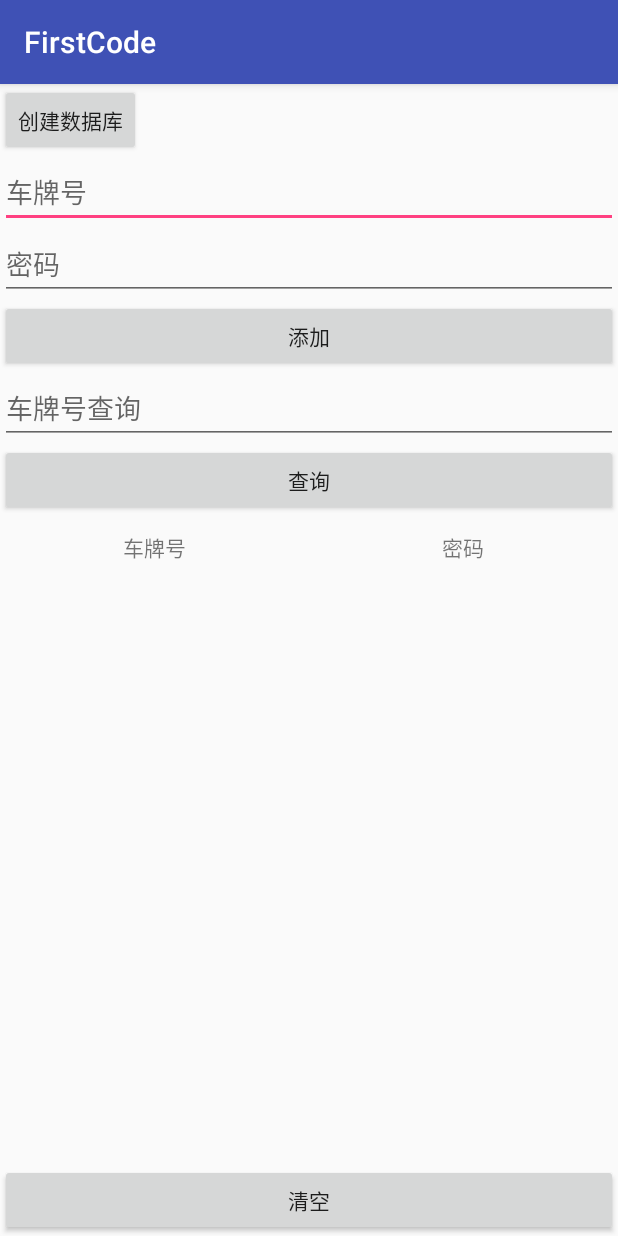
After one commit to whitefeng06/firstCode, an Android app: the LitePalActivity screen opened directly, with no data from a screen before it, on a phone screen of 412 x 824 dp. The commit adds this screen. Run offline under Robolectric (Android 15) with nearby library versions, the phone set to English and light mode, and no system bars; libraries missing offline, so code that uses them is left out: org.litepal, org.litepal.crud, org.litepal.tablemanager; 1 statement that could not run was skipped.

```diff
--- a/app/build.gradle
+++ b/app/build.gradle
@@ -28,4 +28,5 @@ dependencies {
     compile 'com.android.support.constraint:constraint-layout:1.0.0-alpha7'
     testCompile 'junit:junit:4.12'
     compile 'com.android.support:recyclerview-v7:25.3.0'
+    compile 'org.litepal.android:core:1.5.1'
 }
--- /dev/null
+++ b/app/src/main/java/chaorui/myapplication/LitePal/LitePalActivity.java
@@ -0,0 +1,176 @@
+package chaorui.myapplication.LitePal;
+
+import android.os.Bundle;
+import android.support.annotation.Nullable;
+import android.support.v7.widget.LinearLayoutManager;
+import android.support.v7.widget.RecyclerView;
+import android.text.TextUtils;
+import android.view.LayoutInflater;
+import android.view.View;
+import android.view.ViewGroup;
+import android.widget.Button;
+import android.widget.EditText;
+import android.widget.TextView;
+import android.widget.Toast;
+
+import org.litepal.crud.DataSupport;
+import org.litepal.tablemanager.Connector;
+
+import java.util.ArrayList;
+import java.util.List;
+
+import chaorui.myapplication.BaseActivity;
+import chaorui.myapplication.R;
+
+public class LitePalActivity extends BaseActivity implements View.OnClickListener {
+    private Button data_create_btn;
+    private List<BikeBean> list;
+    private EditText num_et;
+    private EditText pw_et;
+    private Button add_btn;
+    private Button query_btn;
+    private RecyclerView bike_rcv;
+    private BikeAdapter adapter;
+    private Button clear_btn;
+    private EditText key_et;
+
+    @Override
+    protected void onCreate(@Nullable Bundle savedInstanceState) {
+        super.onCreate(savedInstanceState);
+        setContentView(R.layout.act_litepal);
+        list = new ArrayList<>();
+        initView();
+        getData("");
+        LinearLayoutManager manager = new LinearLayoutManager(this);
+        bike_rcv.setLayoutManager(manager);
+        adapter = new BikeAdapter(list);
+        bike_rcv.setAdapter(adapter);
+    }
+
+    private void initView() {
+        data_create_btn = (Button) findViewById(R.id.data_create_btn);
+        data_create_btn.setOnClickListener(this);
+        num_et = (EditText) findViewById(R.id.num_et);
+        num_et.setOnClickListener(this);
+        pw_et = (EditText) findViewById(R.id.pw_et);
+        pw_et.setOnClickListener(this);
+        add_btn = (Button) findViewById(R.id.add_btn);
+        add_btn.setOnClickListener(this);
+        query_btn = (Button) findViewById(R.id.query_btn);
+        query_btn.setOnClickListener(this);
+        bike_rcv = (RecyclerView) findViewById(R.id.bike_rcv);
+        clear_btn = (Button) findViewById(R.id.clear_btn);
+        clear_btn.setOnClickListener(this);
+        key_et = (EditText) findViewById(R.id.key_et);
+        key_et.setOnClickListener(this);
+    }
+
+    @Override
+    public void onClick(View v) {
+        switch (v.getId()) {
+            case R.id.data_create_btn:
+                Connector.getDatabase();
+                break;
+            case R.id.add_btn:
+                String net = num_et.getText().toString().trim();
+                if (TextUtils.isEmpty(net) || net.contains(" ")) {
+                    Toast.makeText(this, "车牌号不能为空", Toast.LENGTH_SHORT).show();
+                    return;
+                }
+
+                String pet = pw_et.getText().toString().trim();
+                if (TextUtils.isEmpty(pet) || pet.contains(" ")) {
+                    Toast.makeText(this, "车锁密码不能为空", Toast.LENGTH_SHORT).show();
+                    return;
+                }
+                BikeBean bean = new BikeBean();
+                bean.setBike_num(num_et.getText().toString());
+                bean.setBike_pw(pw_et.getText().toString());
+                bean.save();
+                if (bean.isSaved()) {
+                    toast(LitePalActivity.this, "添加成功");
+                    num_et.setText("");
+                    pw_et.setText("");
+                    getData("");
+                    adapter.setBlist(list);
+                    adapter.notifyDataSetChanged();
+                }
+                break;
+            case R.id.query_btn:
+                getData(key_et.getText().toString());
+                adapter.setBlist(list);
+                adapter.notifyDataSetChanged();
+                break;
+            case R.id.clear_btn:
+                if (list.size() > 0) {
+                    DataSupport.deleteAll(BikeBean.class);
+                }
+                getData("");
+                adapter.setBlist(list);
+                adapter.notifyDataSetChanged();
+                break;
+        }
+    }
+
+    public void getData(String key) {
+        if (TextUtils.isEmpty(key)) {
+            list = DataSupport.findAll(BikeBean.class);
+        } else {
+            list = DataSupport.where("bike_num=?",key).find(BikeBean.class);
+        }
+    }
+
+    class BikeAdapter extends RecyclerView.Adapter<BikeAdapter.ViewHolder> {
+        List<BikeBean> blist;
+
+        public BikeAdapter(List<BikeBean> bbean) {
+            blist = bbean;
+        }
+
+        public void setBlist(List<BikeBean> blist) {
+            this.blist = blist;
+        }
+
+        class ViewHolder extends RecyclerView.ViewHolder {
+            TextView num_tv, pw_tv;
+
+            public ViewHolder(View itemView) {
+                super(itemView);
+                num_tv = (TextView) itemView.findViewById(R.id.num_tv);
+                pw_tv = (TextView) itemView.findViewById(R.id.pw_tv);
+            }
+        }
+
+        @Override
+        public ViewHolder onCreateViewHolder(ViewGroup parent, int viewType) {
+            View view = LayoutInflater.from(parent.getContext()).inflate(R.layout.item_litepal, parent, false);
+            final ViewHolder holder = new ViewHolder(view);
+            view.setOnClickListener(new View.OnClickListener() {
+                @Override
+                public void onClick(View v) {
+                    DataSupport.delete(BikeBean.class,holder.getAdapterPosition());
+                    getData("");
+                    blist=list;
+                    notifyDataSetChanged();
+                }
+            });
+            return holder;
+        }
+
+        @Override
+        public void onBindViewHolder(ViewHolder holder, int position) {
+            holder.pw_tv.setText(blist.get(position).getBike_pw());
+            holder.num_tv.setText(blist.get(position).getBike_num());
+        }
+
+        @Override
+        public int getItemCount() {
+            //            if (blist!=null&&blist.size()>0) {
+            //                return blist.size();
+            //            }else{
+            //                return 0;
+            //            }
+            return blist.size();
+        }
+    }
+}
--- /dev/null
+++ b/app/src/main/res/layout/act_litepal.xml
@@ -0,0 +1,73 @@
+<?xml version="1.0" encoding="utf-8"?>
+<LinearLayout xmlns:android="http://schemas.android.com/apk/res/android"
+              android:layout_width="match_parent"
+              android:layout_height="match_parent"
+              android:orientation="vertical">
+
+    <Button
+        android:id="@+id/data_create_btn"
+        android:layout_width="wrap_content"
+        android:layout_height="wrap_content"
+        android:text="@string/create_data"/>
+
+    <EditText
+        android:id="@+id/num_et"
+        android:layout_width="match_parent"
+        android:layout_height="wrap_content"
+        android:hint="@string/car_num"/>
+    <EditText
+        android:id="@+id/pw_et"
+        android:layout_width="match_parent"
+        android:layout_height="wrap_content"
+        android:hint="@string/car_pw"/>
+    <Button
+        android:id="@+id/add_btn"
+        android:layout_width="match_parent"
+        android:layout_height="wrap_content"
+        android:text="@string/car_add"/>
+    <EditText
+        android:id="@+id/key_et"
+        android:layout_width="match_parent"
+        android:layout_height="wrap_content"
+        android:hint="@string/car_hint_query"
+        />
+
+    <Button
+        android:id="@+id/query_btn"
+        android:layout_width="match_parent"
+        android:layout_height="wrap_content"
+        android:text="@string/car_query"/>
+
+    <LinearLayout
+        android:layout_width="match_parent"
+        android:layout_height="wrap_content"
+        android:layout_marginTop="10dp">
+
+        <TextView
+            android:layout_width="0dp"
+            android:layout_height="wrap_content"
+            android:layout_weight="1"
+            android:gravity="center"
+            android:text="@string/car_num"/>
+
+        <TextView
+            android:layout_width="0dp"
+            android:layout_height="wrap_content"
+            android:layout_weight="1"
+            android:gravity="center"
+            android:text="@string/car_pw"/>
+    </LinearLayout>
+
+    <android.support.v7.widget.RecyclerView
+        android:id="@+id/bike_rcv"
+        android:layout_weight="1"
+        android:layout_width="match_parent"
+        android:layout_height="0dp"/>
+    <Button
+        android:id="@+id/clear_btn"
+        android:layout_width="match_parent"
+        android:layout_height="wrap_content"
+        android:text="@string/car_clear"/>
+
+
+</LinearLayout>
--- a/app/src/main/res/values/strings.xml
+++ b/app/src/main/res/values/strings.xml
@@ -1,3 +1,11 @@
 <resources>
-    <string name="app_name">My Application</string>
+    <string name="app_name">FirstCode</string>
+    <string name="call">打电话</string>
+    <string name="create_data">创建数据库</string>
+    <string name="car_num">车牌号</string>
+    <string name="car_pw">密码</string>
+    <string name="car_add">添加</string>
+    <string name="car_hint_query">车牌号查询</string>
+    <string name="car_query">查询</string>
+    <string name="car_clear">清空</string>
 </resources>
```
Also changed, not shown: app/src/main/AndroidManifest.xml (+11 -6 lines), app/src/main/assets/litepal.xml (added, +8 -0 lines), app/src/main/java/chaorui/myapplication/FirstCodeApplication.java (added, +13 -0 lines), app/src/main/java/chaorui/myapplication/LitePal/BikeBean.java (added, +25 -0 lines), app/src/main/java/chaorui/myapplication/Permission/PermissionActivity.java (added, +76 -0 lines), app/src/main/java/chaorui/myapplication/contact/ContactActivity.java (added, +84 -0 lines), app/src/main/res/layout/act_contact.xml (added, +11 -0 lines), app/src/main/res/layout/act_permission.xml (added, +12 -0 lines), app/src/main/res/layout/item_litepal.xml (added, +21 -0 lines).
